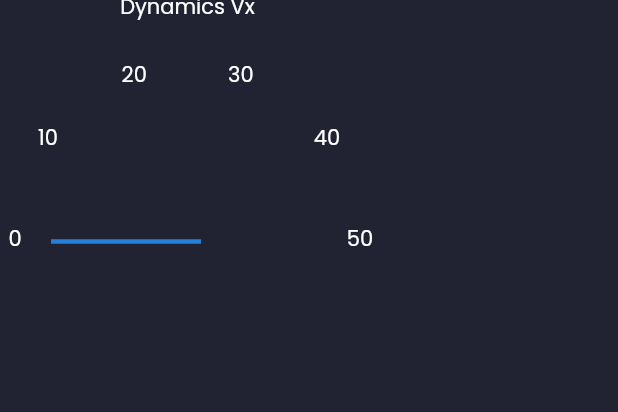
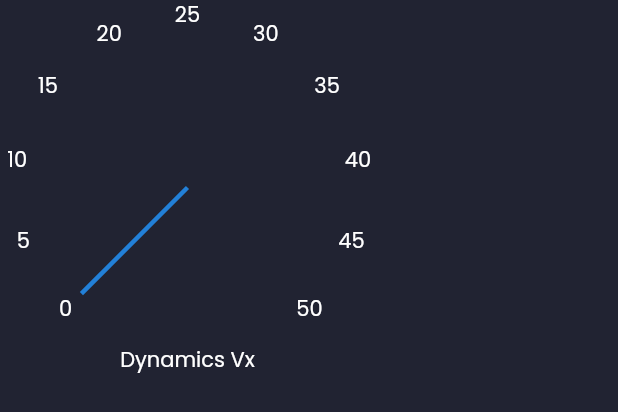
Before and after one commit to davidgmolnar/frt-telemetry, a Flutter app: the RotaryIndicator widget shown alone on an empty page, opened directly, on a phone screen of 412 x 824 dp. Shown: the top 412 px of the screen. Run offline on Flutter 3.47's test engine with Material 2 defaults, Android fonts, the light colour scheme and no system bars; our stand-ins replace file_picker, google_fonts, syncfusion_flutter_charts, universal_io; missing offline and left inert: syncfusion_flutter_xlsio, window_manager; statements that could not run were skipped.

Commit message:
geometria nem létezik, geometria nem tud bántani

```diff
--- a/flutter_telemetry/lib/components/config_terminal.dart
+++ b/flutter_telemetry/lib/components/config_terminal.dart
@@ -130,7 +130,7 @@ class TerminalDisplayState extends State<TerminalDisplay> {
               return ListTile(
                 leading: Text("${displayIdLevelMap[content[index].level]} - ${content[index].time} - ${content[index].message}",
                   overflow: TextOverflow.clip,
-                  maxLines: 1,),
+                  maxLines: 3,),
                 trailing: IconButton(
                   padding: const EdgeInsets.all(defaultPadding),
                   icon: Icon(Icons.check, color: primaryColor),
--- a/flutter_telemetry/lib/indicators/rotary_indicator.dart
+++ b/flutter_telemetry/lib/indicators/rotary_indicator.dart
@@ -12,11 +12,13 @@ class RotaryIndicator extends StatefulWidget{
   required this.subscribedSignal,
   required this.numofStates,
   required this.granularity,
+  required this.offset,
   }) : super(key: key);
 
   final String subscribedSignal;
   final num numofStates;
   final int granularity;
+  final int offset;
 
   @override
   State<StatefulWidget> createState() {
@@ -53,29 +55,32 @@ class RotaryIndicatorState extends State<RotaryIndicator>{
   @override
   Widget build(BuildContext context) {
     return Container(
-      constraints: const BoxConstraints(minHeight: 170, minWidth: 250),
+      constraints: const BoxConstraints(minHeight: 250, minWidth: 250),
       child: Stack(
-        alignment: AlignmentDirectional.bottomCenter,
+        alignment: AlignmentDirectional.center,
         children: [
-          Transform.rotate(  // Needle
-            angle: -pi/2 + value * pi / (widget.numofStates - 1),
-            origin: const Offset(0, 50-9),
-            child: Container(
-              width: 3,
-              height: 100,
-              color: primaryColor,
+          Transform.translate(
+            offset: const Offset(0, -50),
+            child: Transform.rotate(  // Needle
+              angle: -0.75*pi + (value - widget.offset) * 1.5 * pi / (widget.numofStates - 1),
+              origin: const Offset(0, 50),
+              child: Container(
+                width: 3,
+                height: 100,
+                color: primaryColor,
+              ),
             ),
           ),
 
           Transform.translate(  // Label
-            offset: const Offset(0, -155),
+            offset: const Offset(0, 115),
             child: Text(label),
           ),
 
           for(int i = 0; i < widget.numofStates; i+=widget.granularity)
             Transform.translate(  // Ticks
-              offset: Offset.fromDirection(-pi + i * pi / (widget.numofStates - 1), 115),
-              child: Text("$i"),),  // TODO offset by + 1
+              offset: Offset.fromDirection(-1.25 * pi + i * 1.5 * pi / (widget.numofStates - 1), 115),
+              child: Text("${i + widget.offset}"),),
         ],
       )
     );
```
Also changed, not shown: flutter_telemetry/lib/tabs/overview.dart (+19 -9 lines).
